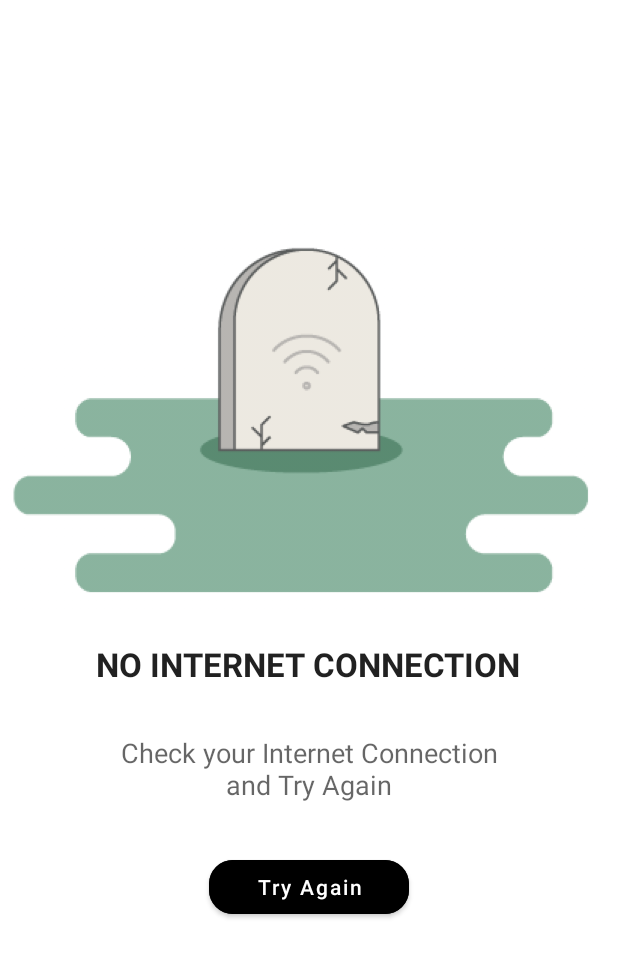
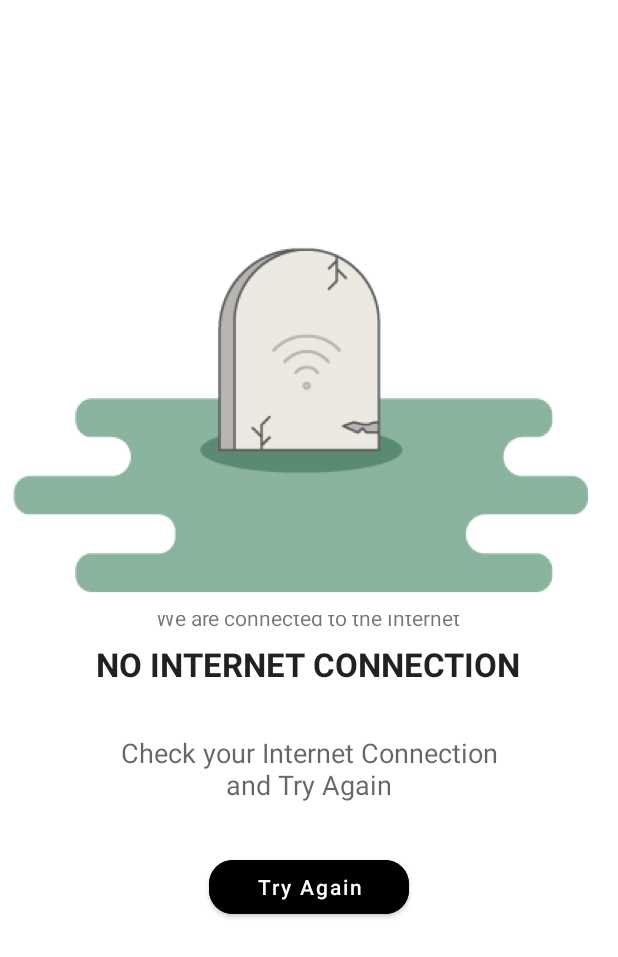
Before and after one commit to msindev/NoInternetLayout, an Android app: the layout activity_main.xml on its own in the app's theme, with its tools: preview values and no code run, on a phone screen of 412 x 824 dp. Shown: the top 957 px of the screen. Run offline under Robolectric (Android 15) with nearby library versions, the phone set to English and light mode, and no system bars.

Commit message:
Update text visibility status

```diff
--- a/app/src/main/res/layout/activity_main.xml
+++ b/app/src/main/res/layout/activity_main.xml
@@ -7,7 +7,7 @@
     tools:context=".MainActivity">
 
     <RelativeLayout
-        android:id="@+id/interntLayout"
+        android:id="@+id/internetLayout"
         android:layout_width="match_parent"
         android:layout_height="match_parent">
 
@@ -15,8 +15,7 @@
             android:layout_width="wrap_content"
             android:layout_height="wrap_content"
             android:layout_centerInParent="true"
-            android:text="We are connected to the Internet"
-            android:visibility="gone" />
+            android:text="We are connected to the Internet" />
 
     </RelativeLayout>
 
```
